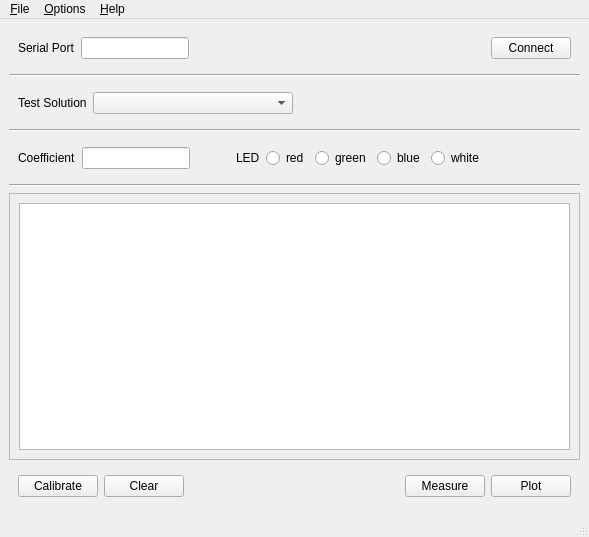
Before: the Qt Designer form python/Colorimeter/colorimeter/gui/measure/measure.ui in iorodeo/colorimeter, drawn with Qt 5.
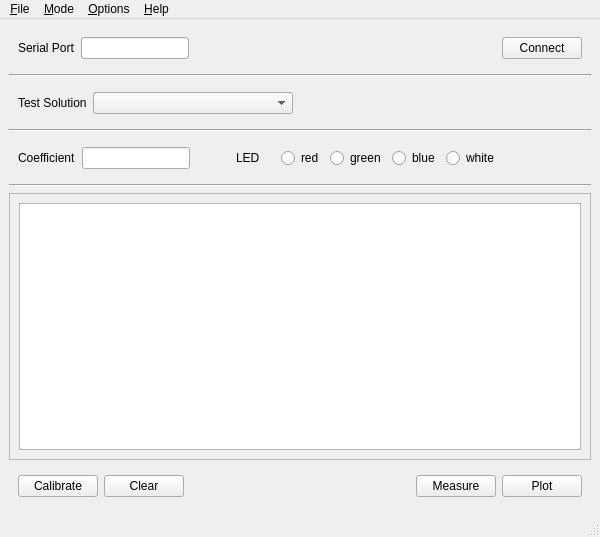
After: the same form once the commit is applied. Custom widgets are drawn as their Qt base class.

The edit to the form file:
```diff
--- a/python/Colorimeter/colorimeter/gui/measure/measure.ui
+++ b/python/Colorimeter/colorimeter/gui/measure/measure.ui
@@ -6,7 +6,7 @@
    <rect>
     <x>0</x>
     <y>0</y>
-    <width>589</width>
+    <width>600</width>
     <height>537</height>
    </rect>
   </property>
@@ -175,6 +175,22 @@
          </property>
         </widget>
        </item>
+       <item>
+        <spacer name="horizontalSpacer_6">
+         <property name="orientation">
+          <enum>Qt::Horizontal</enum>
+         </property>
+         <property name="sizeType">
+          <enum>QSizePolicy::Fixed</enum>
+         </property>
+         <property name="sizeHint" stdset="0">
+          <size>
+           <width>15</width>
+           <height>20</height>
+          </size>
+         </property>
+        </spacer>
+       </item>
        <item>
         <widget class="QRadioButton" name="redRadioButton">
          <property name="sizePolicy">
@@ -341,7 +357,7 @@
     <rect>
      <x>0</x>
      <y>0</y>
-     <width>589</width>
+     <width>600</width>
      <height>23</height>
     </rect>
    </property>
@@ -380,7 +396,15 @@
     </property>
     <addaction name="actionAbout"/>
    </widget>
+   <widget class="QMenu" name="menuMode">
+    <property name="title">
+     <string>&amp;Mode</string>
+    </property>
+    <addaction name="actionStandardRgbLed"/>
+    <addaction name="actionCustomLed"/>
+   </widget>
    <addaction name="menuFile"/>
+   <addaction name="menuMode"/>
    <addaction name="menuOptions"/>
    <addaction name="menu_Help"/>
   </widget>
```
Left out of the diff: 18 changed lines with no effect on the pictures.
